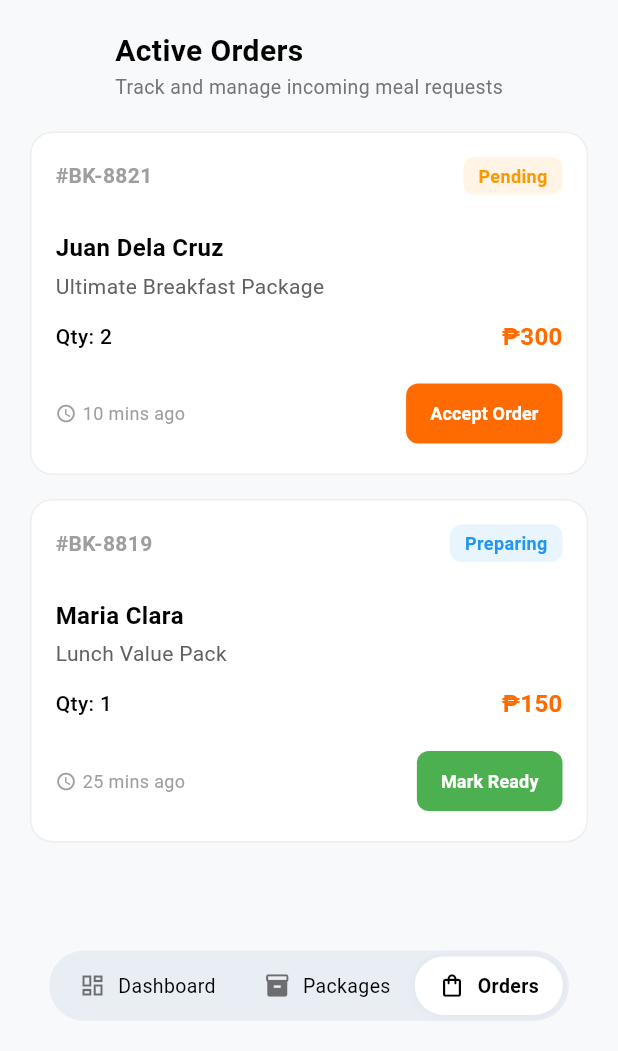
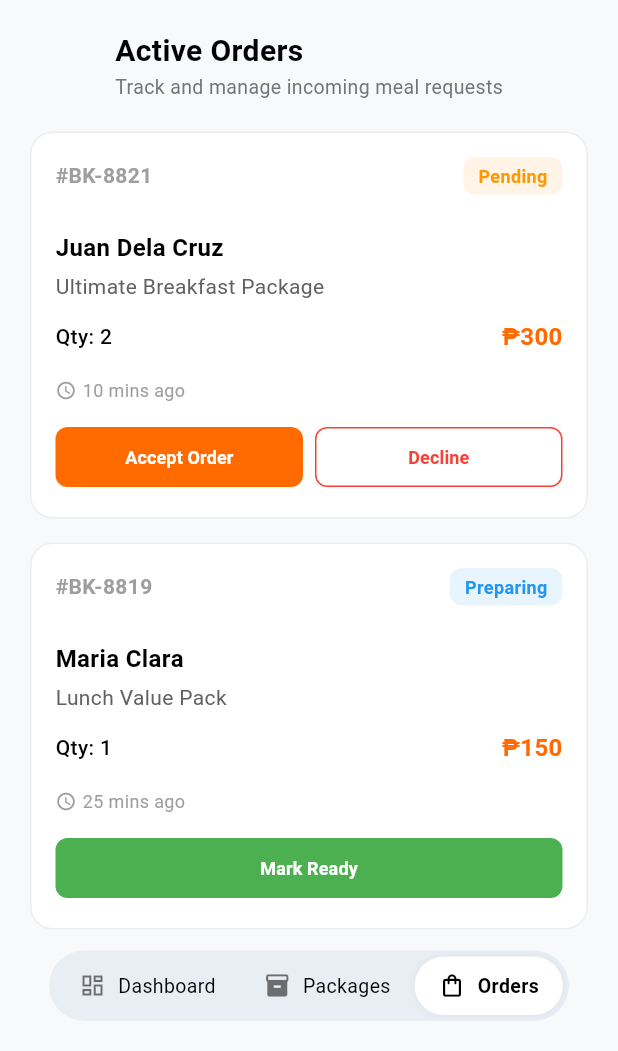
Before and after one commit to Venvienne/bahay_kusina, a Flutter app: the VendorHomePage screen opened directly, item 3 of the bottom bar chosen, on a phone screen of 412 x 824 dp, the part 185-1236 px from its top. Run offline on Flutter 3.47's test engine with Material 3 defaults, Android fonts, the phone set to English and light mode, and no system bars; our stand-ins replace cloud_firestore, firebase_auth, firebase_core, geolocator, google_maps_flutter, image_picker and 2 more; accounts and stored records are empty.

Commit message:
feat: enhance vendor package and order management
- Add image picker functionality to package creation
- Implement package CRUD operations (edit, duplicate, delete)
- Add comprehensive order tracking system with status updates
- Improve UI with better action buttons and status badges
- Add optional parameters to AddPackagePage for editing/duplicating

```diff
--- a/lib/screens/orders_view.dart
+++ b/lib/screens/orders_view.dart
@@ -98,18 +98,23 @@ class _OrderCard extends StatelessWidget {
               const Icon(Icons.access_time, size: 14, color: Colors.grey),
               const SizedBox(width: 4),
               Text(time, style: const TextStyle(fontSize: 12, color: Colors.grey)),
-              const Spacer(),
-              _actionButton(status == "Pending" ? "Accept Order" : "Mark Ready",
-                  status == "Pending" ? const Color(0xFFFF6B00) : Colors.green),
             ],
           ),
+          const SizedBox(height: 12),
+          _buildTrackingActions(context),
         ],
       ),
     );
   }
 
   Widget _buildStatusBadge(String status) {
-    Color color = status == "Pending" ? Colors.orange : Colors.blue;
+    Color color;
+    if (status == "Pending") color = Colors.orange;
+    else if (status == "Preparing") color = Colors.blue;
+    else if (status == "Ready") color = Colors.green;
+    else if (status == "Delivered") color = Colors.purple;
+    else color = Colors.grey;
+
     return Container(
       padding: const EdgeInsets.symmetric(horizontal: 10, vertical: 4),
       decoration: BoxDecoration(color: color.withOpacity(0.1), borderRadius: BorderRadius.circular(8)),
@@ -130,4 +135,47 @@ class _OrderCard extends StatelessWidget {
       child: Text(label, style: const TextStyle(fontSize: 12, fontWeight: FontWeight.bold)),
     );
   }
+
+  Widget _buildTrackingActions(BuildContext context) {
+    if (status == "Pending") {
+      return Row(
+        children: [
+          Expanded(
+            child: _actionButton("Accept Order", const Color(0xFFFF6B00)),
+          ),
+          const SizedBox(width: 8),
+          Expanded(
+            child: OutlinedButton(
+              onPressed: () {},
+              style: OutlinedButton.styleFrom(
+                side: const BorderSide(color: Colors.red),
+                foregroundColor: Colors.red,
+                padding: const EdgeInsets.symmetric(horizontal: 16),
+                shape: RoundedRectangleBorder(borderRadius: BorderRadius.circular(8)),
+              ),
+              child: const Text("Decline", style: TextStyle(fontSize: 12, fontWeight: FontWeight.bold)),
+            ),
+          ),
+        ],
+      );
+    } else if (status == "Preparing") {
+      return Row(
+        children: [
+          Expanded(
+            child: _actionButton("Mark Ready", Colors.green),
+          ),
+        ],
+      );
+    } else if (status == "Ready") {
+      return Row(
+        children: [
+          Expanded(
+            child: _actionButton("Mark Delivered", Colors.purple),
+          ),
+        ],
+      );
+    } else {
+      return const SizedBox.shrink();
+    }
+  }
 }
```
Also changed, not shown: lib/screens/add_package_page.dart (+49 -8 lines), lib/screens/manage_packages_view.dart (+56 -4 lines).
